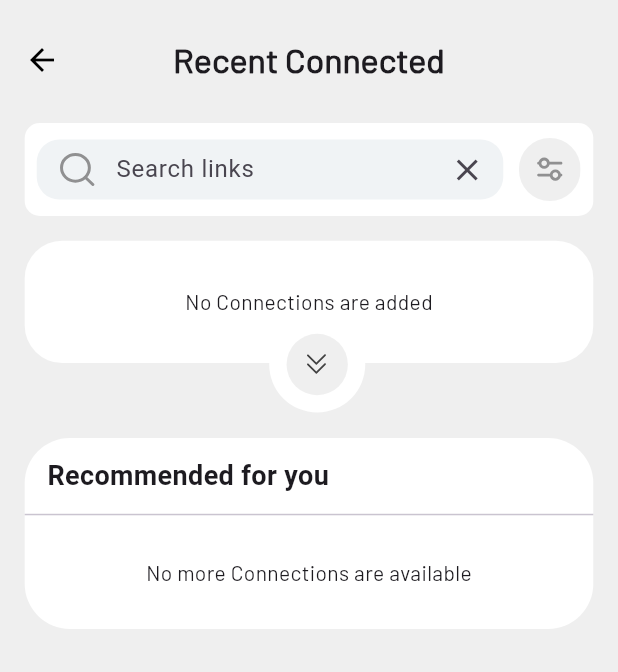
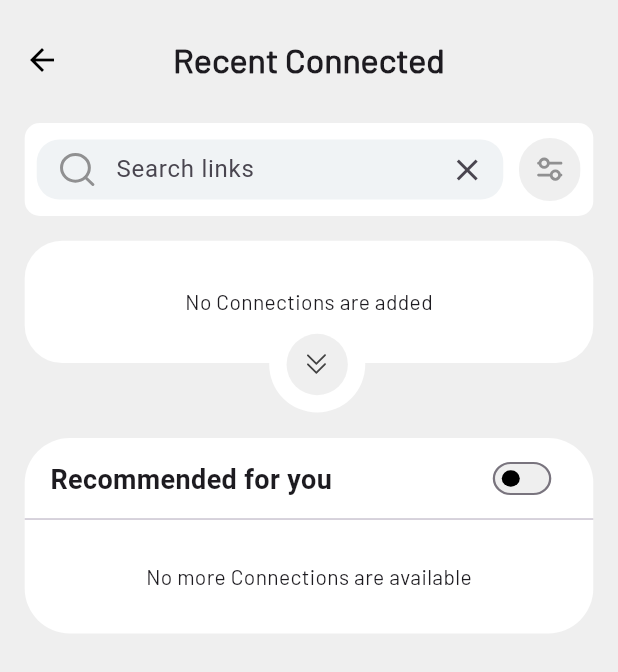
Before and after one commit to mbilalabid800/mynfc, a Flutter app: the RecentConnected screen opened by its route, on a phone screen of 412 x 824 dp. Shown: the top 672 px of the screen. Run offline on Flutter 3.47's test engine with Material 3 defaults, Android fonts, the phone set to English and light mode, and no system bars; our stand-ins replace app_links, cached_network_image, card_swiper, cloud_firestore, connectivity_plus, country_code_picker and 21 more; missing offline and left inert: firebase_app_check, nfc_manager; accounts and stored records are empty; network calls fail; project files that could hold a hidden picture were left out.

Commit message:
bilal 31-10

```diff
--- a/lib/models/connections_model.dart
+++ b/lib/models/connections_model.dart
@@ -6,6 +6,7 @@ class ConnectionsModel {
   String firstName;
   String lastName;
   String designation;
+  String companyName;
 
   ConnectionsModel({
     required this.uid,
@@ -13,6 +14,7 @@ class ConnectionsModel {
     required this.firstName,
     required this.lastName,
     required this.designation,
+    required this.companyName,
   });
 
   factory ConnectionsModel.fromFirestore(DocumentSnapshot doc) {
@@ -23,6 +25,7 @@ class ConnectionsModel {
       firstName: data['first_name'] ?? '',
       lastName: data['last_name'] ?? '',
       designation: data['designation'] ?? '',
+      companyName: data['company_name'] ?? '',
     );
   }
 
@@ -33,6 +36,7 @@ class ConnectionsModel {
       'first_name': firstName,
       'last_name': lastName,
       'designation': designation,
+      'company_name': companyName,
     };
   }
 }
--- a/lib/models/user_data_model.dart
+++ b/lib/models/user_data_model.dart
@@ -15,6 +15,7 @@ class UserDataModel {
   String profileImage;
   String bio;
   int profileViews;
+  bool isBlocked;
   // String connectionType;
 
   UserDataModel({
@@ -32,6 +33,7 @@ class UserDataModel {
     required this.profileImage,
     required this.bio,
     this.profileViews = 0,
+    this.isBlocked = false,
     // required this.connectionType,
   });
 
@@ -52,6 +54,7 @@ class UserDataModel {
       profileImage: data['image_url'] ?? '',
       bio: data['bio'] ?? '',
       profileViews: data['profileViews'] ?? 0,
+      isBlocked: data['isBlocked'] ?? false,
       // connectionType: data['connection_type'],
     );
   }
@@ -71,6 +74,7 @@ class UserDataModel {
       'image_url': profileImage,
       'bio': bio,
       'profileViews': profileViews,
+      'isBlocked': isBlocked,
       // 'connection_type': connectionType,
     };
   }
--- a/lib/provider/user_info_form_state_provider.dart
+++ b/lib/provider/user_info_form_state_provider.dart
@@ -25,6 +25,7 @@ class UserInfoFormStateProvider extends ChangeNotifier {
   String _currentEditingField = '';
 
   int _connectionType = 0;
+  bool _isBlocked = false;
 
   // Getters
   String get firstName => _firstName;
@@ -43,6 +44,7 @@ class UserInfoFormStateProvider extends ChangeNotifier {
   String? get imageUrl => _imageUrl;
   String get bio => _bio;
   int get profileViews => _profileViews;
+  bool get isBlocked => _isBlocked;
   String get currentEditingField => _currentEditingField;
 
   bool get isNameFormValid =>
@@ -164,6 +166,7 @@ class UserInfoFormStateProvider extends ChangeNotifier {
           'bio': _bio,
           'profileViews': _profileViews,
           'connection_type': _connectionType,
+          'isBlocked': _isBlocked,
         });
 
         // Second action: Save user's email in the main 'users' collection
@@ -246,6 +249,7 @@ class UserInfoFormStateProvider extends ChangeNotifier {
           _countryName = userData.countryName;
           _bio = userData.bio;
           _profileViews = userData.profileViews;
+          _isBlocked = userData.isBlocked;
 
           notifyListeners();
         }
--- a/lib/screens/card_details_screen.dart
+++ b/lib/screens/card_details_screen.dart
@@ -77,7 +77,7 @@ class _CardDetailsState extends State<CardDetails> {
                   SizedBox(
                       height: DeviceDimensions.screenHeight(context) * 0.020),
                   Padding(
-                    padding: const EdgeInsets.only(left: 30.0),
+                    padding: const EdgeInsets.only(left: 33.0),
                     child: InkWell(
                       onTap: cardDetailsProvider.isMoreUpEnabled
                           ? () {
@@ -198,7 +198,7 @@ class _CardDetailsState extends State<CardDetails> {
                     ],
                   ),
                   Padding(
-                    padding: const EdgeInsets.only(left: 29.0),
+                    padding: const EdgeInsets.only(left: 32.0),
                     child: InkWell(
                       onTap: cardDetailsProvider.isMoreDownEnabled
                           ? () {
--- a/lib/screens/recent_connected_screen.dart
+++ b/lib/screens/recent_connected_screen.dart
@@ -4,6 +4,7 @@ import 'package:flutter_svg/flutter_svg.dart';
 import 'package:nfc_app/constants/appColors.dart';
 import 'package:nfc_app/provider/connection_provider.dart';
 import 'package:nfc_app/widgets/custom_app_bar_widget.dart';
+import 'package:nfc_app/widgets/custom_loader_widget.dart';
 import 'package:nfc_app/widgets/custom_snackbar_widget.dart';
 import 'package:provider/provider.dart';
 import '../responsive/device_dimensions.dart';
@@ -237,17 +238,60 @@ class _RecentConnectedState extends State<RecentConnected> {
                   child: Column(
                     crossAxisAlignment: CrossAxisAlignment.start,
                     children: [
+                      Row(
+                        children: [
                           const Padding(
-                        padding: EdgeInsets.only(left: 15, top: 12, bottom: 5),
+                            padding:
+                                EdgeInsets.only(left: 17, top: 15, bottom: 5),
                             child: Text(
                               "Recommended for you",
                               style: TextStyle(
                                   fontSize: 18, fontWeight: FontWeight.bold),
                             ),
                           ),
+                          Spacer(),
+                          Padding(
+                            padding: const EdgeInsets.only(top: 8.0, right: 25),
+                            child: SizedBox(
+                              height: 33,
+                              width: 45,
+                              child: FittedBox(
+                                fit: BoxFit.fill,
+                                child: Consumer<ConnectionProvider>(
+                                  builder:
+                                      (context, connectionProvider, child) {
+                                    return Switch(
+                                      activeColor: Colors.white,
+                                      activeTrackColor: const Color(0xFFCEFD4B),
+                                      inactiveTrackColor:
+                                          const Color(0xFFEFEFEF),
+                                      inactiveThumbColor: Colors.black,
+                                      value: connectionProvider
+                                          .showCompanyConnections,
+                                      onChanged: (value) async {
+                                        await connectionProvider
+                                            .toggleConnections(value);
+                                      },
+                                    );
+                                  },
+                                ),
+                              ),
+                            ),
+                          ),
+                        ],
+                      ),
                       const Divider(),
                       Consumer<ConnectionProvider>(
                         builder: (context, connectionProvider, child) {
+                          if (connectionProvider.isLoading) {
+                            return SizedBox(
+                              height:
+                                  DeviceDimensions.screenHeight(context) * 0.25,
+                              width:
+                                  DeviceDimensions.screenWidth(context) * 0.92,
+                              child: ConnectionLoader(),
+                            );
+                          }
                           final recommendedConnections = connectionProvider
                                   .searchRecommendedConnections.isNotEmpty
                               ? connectionProvider.searchRecommendedConnections
```
Also changed, not shown: assets/animations/blocked.json (added, +1 -0 lines), lib/provider/connection_provider.dart (+47 -2 lines), lib/screens/connection_profile_preview_screen.dart (+7 -6 lines), lib/screens/home_screen.dart (+11 -1 lines), lib/widgets/blocked_widget.dart (added, +111 -0 lines), lib/widgets/custom_loader_widget.dart (+39 -0 lines). Lines whose indentation alone changed are shown as unchanged.
